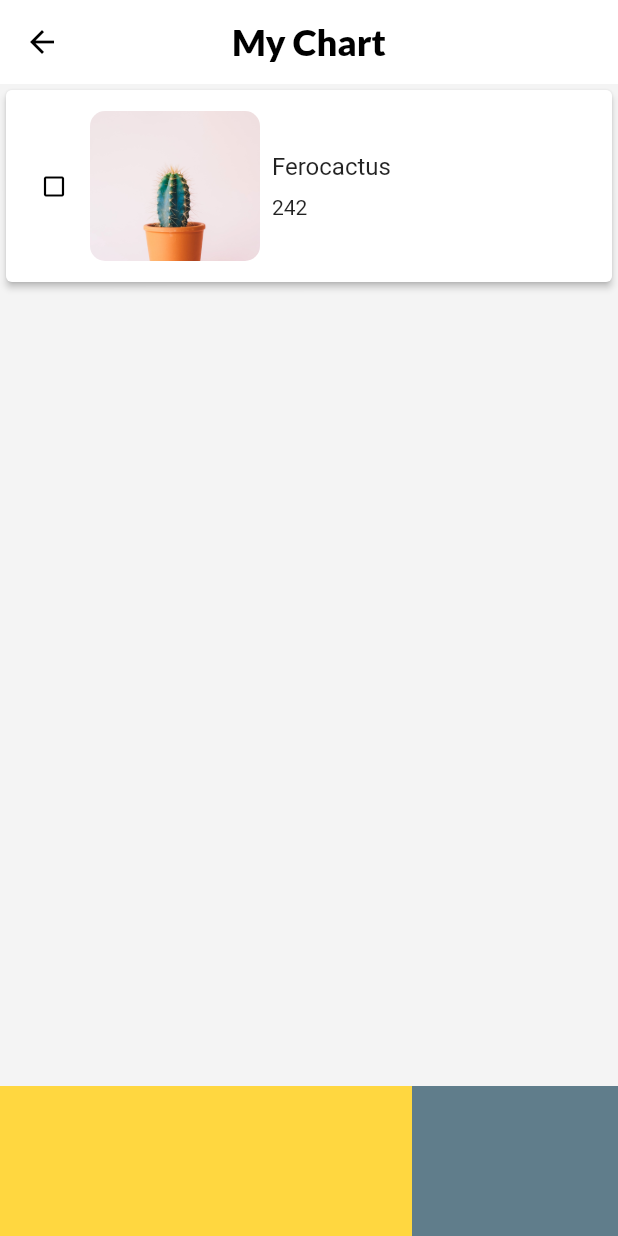
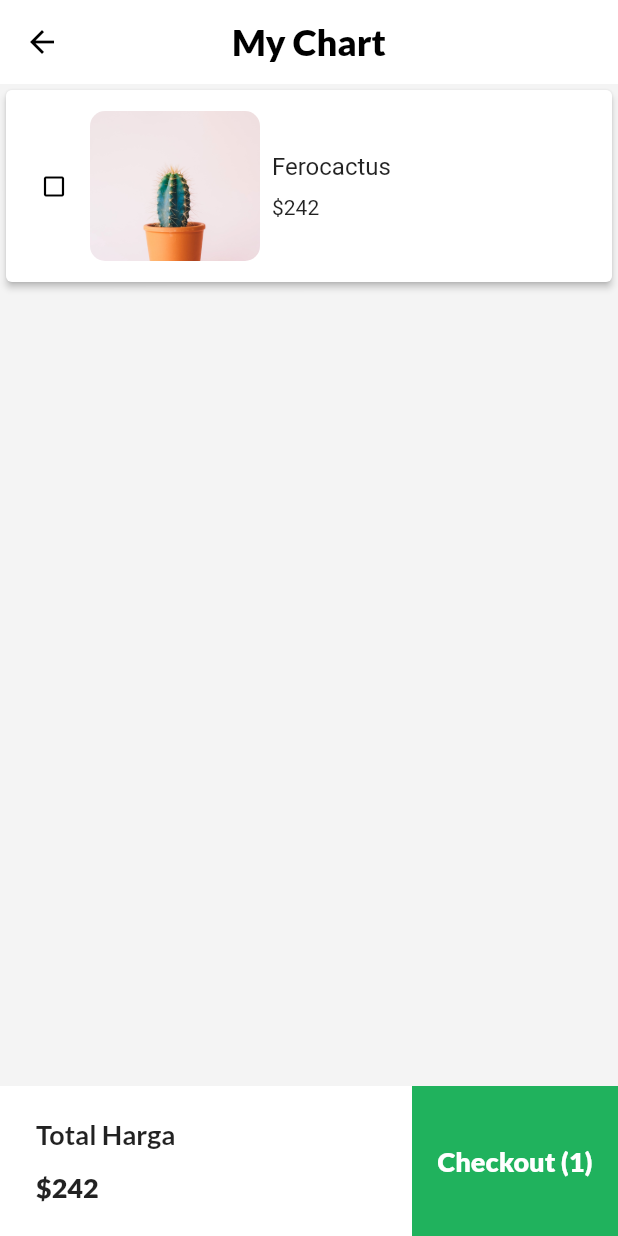
Before and after one commit to gustaveno/submission_dicoding, a Flutter app: the MainScreen screen opened directly, after a tap on the "shopping bag" icon, on a phone screen of 412 x 824 dp. Run offline on Flutter 3.47's test engine with Material 2 defaults, Android fonts, the phone set to English and light mode, and no system bars.

Commit message:
add $ and checkout on chart page

```diff
--- a/lib/chart_screen.dart
+++ b/lib/chart_screen.dart
@@ -74,7 +74,7 @@ class ChartScreen extends StatelessWidget {
                                 SizedBox(
                                   height: 10,
                                 ),
-                                Text(plantList[1].price)
+                                Text('\$' + plantList[1].price)
                               ],
                             ),
                           ),
@@ -96,12 +96,41 @@ class ChartScreen extends StatelessWidget {
                       Expanded(
                           flex: 2,
                           child: Container(
-                            color: Colors.amberAccent,
+                            child: Padding(
+                              padding: const EdgeInsets.symmetric(
+                                  horizontal: 24.0, vertical: 8.0),
+                              child: Column(
+                                mainAxisAlignment:
+                                    MainAxisAlignment.spaceEvenly,
+                                crossAxisAlignment: CrossAxisAlignment.start,
+                                children: [
+                                  Text('Total Harga',
+                                      style: TextStyle(
+                                        fontFamily: 'Lato',
+                                        fontWeight: FontWeight.w700,
+                                        fontSize: 18.0,
+                                      )),
+                                  Text('\$242',
+                                      style: TextStyle(
+                                        fontFamily: 'Lato',
+                                        fontWeight: FontWeight.w900,
+                                        fontSize: 18.0,
+                                      ))
+                                ],
+                              ),
+                            ),
                           )),
                       Expanded(
                           flex: 1,
                           child: Container(
-                            color: Colors.blueGrey,
+                            color: Color.fromARGB(255, 32, 178, 93),
+                            alignment: Alignment.center,
+                            child: Text("Checkout (1)",
+                                style: TextStyle(
+                                    fontFamily: 'Lato',
+                                    fontWeight: FontWeight.w900,
+                                    fontSize: 18.0,
+                                    color: Colors.white)),
                           ))
                     ],
                   ),
--- a/lib/main_screen.dart
+++ b/lib/main_screen.dart
@@ -115,7 +115,7 @@ class BestList extends StatelessWidget {
                                 padding: EdgeInsets.only(bottom: 30, left: 32),
                                 child: RichText(
                                   text: TextSpan(
-                                    text: plant.price + '.',
+                                    text: '\$' + plant.price + '.',
                                     style: TextStyle(
                                         fontFamily: 'Lato',
                                         fontWeight: FontWeight.w700,
--- a/lib/product_screen.dart
+++ b/lib/product_screen.dart
@@ -79,7 +79,7 @@ class ProductSmall extends StatelessWidget {
                               color: Colors.black)),
                       RichText(
                         text: TextSpan(
-                          text: plant.price + '.',
+                          text: '\$' + plant.price + '.',
                           style: TextStyle(
                               fontFamily: 'Lato',
                               fontWeight: FontWeight.w900,
```
